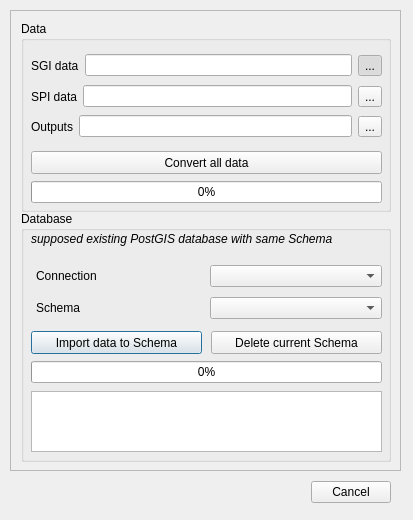
lfurtkevicova/kn-stuff, file skkn_tool/skkn_tool_dialog.ui: the form before one commit.
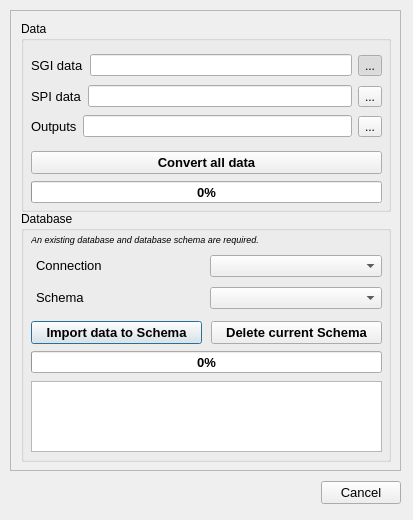
The form after the commit. Icons and pictures are not drawn.

Commit message: folder icons added

```diff
--- a/skkn_tool/skkn_tool_dialog.ui
+++ b/skkn_tool/skkn_tool_dialog.ui
@@ -68,11 +68,18 @@
       <property name="geometry">
        <rect>
         <x>10</x>
-        <y>120</y>
+        <y>110</y>
         <width>171</width>
         <height>23</height>
        </rect>
       </property>
+      <property name="font">
+       <font>
+        <pointsize>10</pointsize>
+        <weight>75</weight>
+        <bold>true</bold>
+       </font>
+      </property>
       <property name="text">
        <string>Import data to Schema</string>
       </property>
@@ -81,7 +88,7 @@
       <property name="geometry">
        <rect>
         <x>10</x>
-        <y>50</y>
+        <y>40</y>
         <width>351</width>
         <height>62</height>
        </rect>
@@ -89,6 +96,11 @@
       <layout class="QGridLayout" name="gridLayout">
        <item row="1" column="0">
         <widget class="QLabel" name="label">
+         <property name="font">
+          <font>
+           <pointsize>10</pointsize>
+          </font>
+         </property>
          <property name="text">
           <string>&lt;html&gt;&lt;head/&gt;&lt;body&gt;&lt;p&gt;Schema&lt;/p&gt;&lt;/body&gt;&lt;/html&gt;</string>
          </property>
@@ -99,6 +111,11 @@
        </item>
        <item row="0" column="0">
         <widget class="QLabel" name="label_3">
+         <property name="font">
+          <font>
+           <pointsize>10</pointsize>
+          </font>
+         </property>
          <property name="text">
           <string>&lt;html&gt;&lt;head/&gt;&lt;body&gt;&lt;p&gt;Connection&lt;/p&gt;&lt;/body&gt;&lt;/html&gt;</string>
          </property>
@@ -129,11 +146,18 @@
       <property name="geometry">
        <rect>
         <x>10</x>
-        <y>150</y>
+        <y>140</y>
         <width>351</width>
         <height>22</height>
        </rect>
       </property>
+      <property name="font">
+       <font>
+        <pointsize>10</pointsize>
+        <weight>75</weight>
+        <bold>true</bold>
+       </font>
+      </property>
       <property name="value">
        <number>0</number>
       </property>
@@ -142,9 +166,9 @@
       <property name="geometry">
        <rect>
         <x>10</x>
-        <y>180</y>
+        <y>170</y>
         <width>351</width>
-        <height>61</height>
+        <height>71</height>
        </rect>
       </property>
      </widget>
@@ -152,11 +176,18 @@
       <property name="geometry">
        <rect>
         <x>190</x>
-        <y>120</y>
+        <y>110</y>
         <width>171</width>
         <height>23</height>
        </rect>
       </property>
+      <property name="font">
+       <font>
+        <pointsize>10</pointsize>
+        <weight>75</weight>
+        <bold>true</bold>
+       </font>
+      </property>
       <property name="text">
        <string>Delete current Schema</string>
       </property>
@@ -179,7 +210,7 @@
        </font>
       </property>
       <property name="text">
-       <string>&lt;html&gt;&lt;head/&gt;&lt;body&gt;&lt;p&gt;supposed existing PostGIS database with same Schema&lt;/p&gt;&lt;/body&gt;&lt;/html&gt;</string>
+       <string>&lt;html&gt;&lt;head/&gt;&lt;body&gt;&lt;p&gt;&lt;span style=&quot; font-size:7pt; font-style:italic;&quot;&gt;An existing database and database schema are required.&lt;/span&gt;&lt;/p&gt;&lt;/body&gt;&lt;/html&gt;</string>
       </property>
      </widget>
     </widget>
@@ -207,6 +238,11 @@
       <layout class="QHBoxLayout" name="horizontalLayoutSGI">
        <item>
         <widget class="QLabel" name="textSGI">
+         <property name="font">
+          <font>
+           <pointsize>10</pointsize>
+          </font>
+         </property>
          <property name="text">
           <string>SGI data</string>
          </property>
@@ -249,6 +285,11 @@
       <layout class="QHBoxLayout" name="horizontalLayoutSPI">
        <item>
         <widget class="QLabel" name="textSPI">
+         <property name="font">
+          <font>
+           <pointsize>10</pointsize>
+          </font>
+         </property>
          <property name="text">
           <string>SPI data</string>
          </property>
@@ -282,6 +323,11 @@
       <layout class="QHBoxLayout" name="horizontalLayoutOut">
        <item>
         <widget class="QLabel" name="label_2">
+         <property name="font">
+          <font>
+           <pointsize>10</pointsize>
+          </font>
+         </property>
          <property name="text">
           <string>Outputs</string>
          </property>
@@ -318,6 +364,13 @@
         <height>0</height>
        </size>
       </property>
+      <property name="font">
+       <font>
+        <pointsize>10</pointsize>
+        <weight>75</weight>
+        <bold>true</bold>
+       </font>
+      </property>
       <property name="value">
        <number>0</number>
       </property>
@@ -337,6 +390,14 @@
        <height>23</height>
       </rect>
      </property>
+     <property name="font">
+      <font>
+       <pointsize>10</pointsize>
+       <weight>75</weight>
+       <italic>false</italic>
+       <bold>true</bold>
+      </font>
+     </property>
      <property name="text">
       <string>Convert all data</string>
      </property>
@@ -346,12 +407,17 @@
   <widget class="QDialogButtonBox" name="button_box">
    <property name="geometry">
     <rect>
-     <x>270</x>
+     <x>280</x>
      <y>480</y>
      <width>121</width>
      <height>25</height>
     </rect>
    </property>
+   <property name="font">
+    <font>
+     <pointsize>10</pointsize>
+    </font>
+   </property>
    <property name="orientation">
     <enum>Qt::Horizontal</enum>
    </property>
```
Left out of the diff: 18 changed lines with no effect on the pictures. The commit also changes 2 other files.
